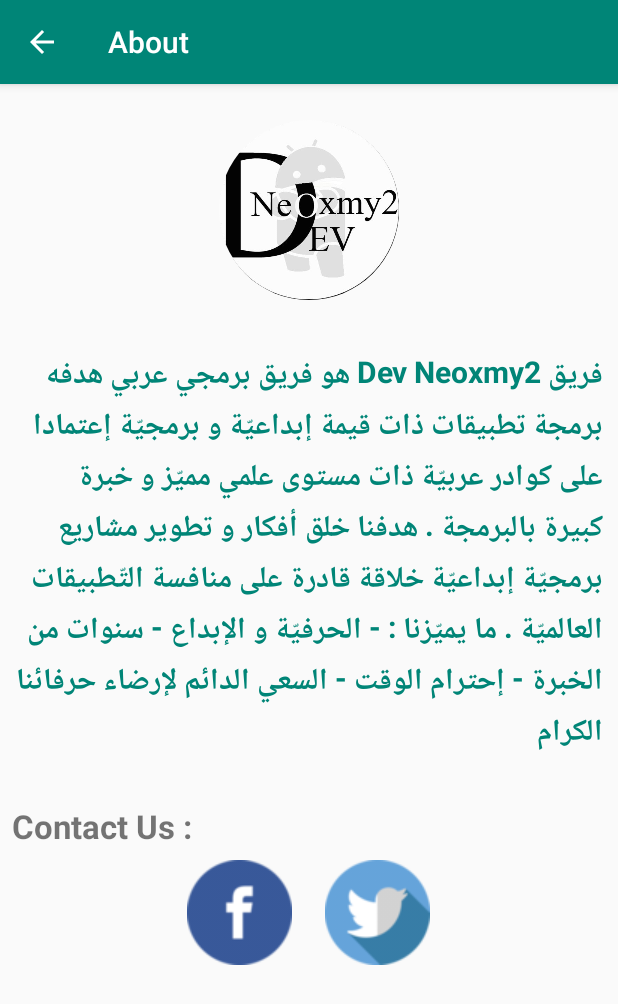
After one commit to ObidaAlhatem/DevNeoxmy2, an Android app: the About screen opened directly, with no data from a screen before it, on a phone screen of 412 x 824 dp. The commit adds this screen. Shown: the top 1004 px of the screen. Run offline under Robolectric (Android 15) with nearby library versions, the phone set to English and light mode, and no system bars; our stand-ins replace CircleImageView.

Commit message:
Reham third

```diff
--- a/app/build.gradle
+++ b/app/build.gradle
@@ -33,6 +33,7 @@ dependencies {
     implementation 'com.android.support:design:28.0.0'
     implementation 'androidx.work:work-runtime:2.1.0-beta02'
     implementation 'de.hdodenhof:circleimageview:1.2.1'
+
     implementation files('libs/YouTubeAndroidPlayerApi.jar')
 }
 apply plugin: 'com.google.gms.google-services'
--- a/app/src/main/AndroidManifest.xml
+++ b/app/src/main/AndroidManifest.xml
@@ -36,6 +36,8 @@
 
         <activity android:name=".TeamMemberActivity" />
         <activity android:name=".OurServicesActivity" />
+        <activity android:name=".About"
+            android:parentActivityName=".MainActivity"/>
     </application>
 
 </manifest>
--- /dev/null
+++ b/app/src/main/java/com/DevNeoxmy/startup/About.java
@@ -0,0 +1,54 @@
+package com.DevNeoxmy.startup;
+
+import androidx.appcompat.app.ActionBar;
+import androidx.appcompat.app.AppCompatActivity;
+
+import android.content.Intent;
+import android.net.Uri;
+import android.os.Bundle;
+import android.provider.ContactsContract;
+import android.view.View;
+import android.widget.ImageButton;
+
+public class About extends AppCompatActivity {
+    ImageButton fb;
+    ImageButton twiter;
+
+    @Override
+    protected void onCreate(Bundle savedInstanceState) {
+        super.onCreate(savedInstanceState);
+        setContentView(R.layout.activity_about);
+        ActionBar bar = getSupportActionBar();
+        bar.setTitle("About");
+        getSupportActionBar().setDisplayShowHomeEnabled(true);
+      getSupportActionBar().setDisplayHomeAsUpEnabled(true);
+
+
+        fb = findViewById(R.id.fb);
+        twiter = findViewById(R.id.twiter);
+
+        //open team page on Facebook
+        fb.setOnClickListener(new View.OnClickListener() {
+            @Override
+            public void onClick(View v) {
+
+                Intent fbIntent = new Intent(Intent.ACTION_VIEW, Uri.parse("https://www.facebook.com/Dev.Neoxmy2"));
+                startActivity(fbIntent);
+
+
+            }
+        });
+        //open team page on Twitter
+
+        twiter.setOnClickListener(new View.OnClickListener() {
+            @Override
+            public void onClick(View v) {
+                Intent twiterIntent = new Intent(Intent.ACTION_VIEW, Uri.parse("https://twitter.com/Dev_Neoxmy2"));
+                startActivity(twiterIntent);
+
+            }
+        });
+
+
+    }
+}
--- a/app/src/main/java/com/DevNeoxmy/startup/MainActivity.java
+++ b/app/src/main/java/com/DevNeoxmy/startup/MainActivity.java
@@ -81,7 +81,8 @@ public class MainActivity extends AppCompatActivity implements NavigationView.On
             //the user share our app
         }
         else if (id == R.id.nav_about) {
-
+            Intent i= new Intent(MainActivity.this, About.class);
+            startActivity(i);
 
         }  else if (id == R.id.nav_share) {
 
--- /dev/null
+++ b/app/src/main/res/layout/activity_about.xml
@@ -0,0 +1,66 @@
+<?xml version="1.0" encoding="utf-8"?>
+<LinearLayout xmlns:android="http://schemas.android.com/apk/res/android"
+    xmlns:app="http://schemas.android.com/apk/res-auto"
+    xmlns:tools="http://schemas.android.com/tools"
+    android:layout_width="match_parent"
+    android:layout_height="match_parent"
+    android:orientation="vertical"
+    tools:context=".About">
+
+    <de.hdodenhof.circleimageview.CircleImageView
+        android:layout_width="120dp"
+        android:layout_height="120dp"
+        android:layout_gravity="center_horizontal"
+        android:layout_marginTop="24dp"
+        android:src="@drawable/logo" />
+
+    <TextView
+        android:layout_width="wrap_content"
+        android:layout_height="wrap_content"
+        android:layout_gravity="center"
+        android:layout_marginTop="24dp"
+        android:padding="10dp"
+        android:text="@string/dev_neoxmy2"
+        android:textColor="@color/colorPrimary"
+        android:textSize="20sp"
+        android:textStyle="bold" />
+
+    <TextView
+        android:layout_width="wrap_content"
+        android:layout_height="wrap_content"
+        android:layout_marginStart="8dp"
+        android:layout_marginLeft="8dp"
+        android:layout_marginTop="20dp"
+        android:text="Contact Us :"
+        android:textSize="22sp"
+        android:textStyle="bold" />
+
+    <LinearLayout
+        android:layout_width="match_parent"
+        android:layout_height="wrap_content"
+        android:layout_marginTop="8dp"
+        android:gravity="center"
+        android:layout_marginBottom="60dp"
+        android:orientation="horizontal">
+
+        <ImageButton
+            android:id="@+id/fb"
+            android:layout_width="wrap_content"
+            android:layout_height="wrap_content"
+            android:layout_marginEnd="22dp"
+            android:background="@android:color/transparent"
+
+            android:layout_marginRight="22dp"
+
+            android:src="@drawable/facebook_icon" />
+
+        <ImageButton
+            android:id="@+id/twiter"
+            android:background="@android:color/transparent"
+
+            android:layout_width="wrap_content"
+            android:layout_height="wrap_content"
+            android:src="@drawable/twitter_icon" />
+
+    </LinearLayout>
+</LinearLayout>
--- a/app/src/main/res/values/strings.xml
+++ b/app/src/main/res/values/strings.xml
@@ -80,5 +80,6 @@
 
     <!-- TODO: Remove or change this placeholder text -->
     <string name="hello_blank_fragment">Hello blank fragment</string>
+    <string name="dev_neoxmy2">فريق Dev Neoxmy2 هو فريق برمجي عربي هدفه برمجة تطبيقات ذات قيمة إبداعيّة و برمجيّة إعتمادا على كوادر عربيّة ذات مستوى علمي مميّز و خبرة كبيرة بالبرمجة . هدفنا خلق أفكار و تطوير مشاريع برمجيّة إبداعيّة خلاقة قادرة على منافسة التّطبيقات العالميّة . ما يميّزنا : - الحرفيّة و الإبداع - سنوات من الخبرة - إحترام الوقت - السعي الدائم لإرضاء حرفائنا الكرام</string>
 
 </resources>
```
Also changed, not shown: build.gradle (line endings or trailing spaces), 10 other files.
